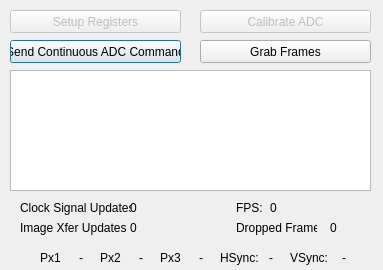
The window that FG_Controls.ui (acorver/SpikeGL) describes before a commit, drawn with Qt 5.
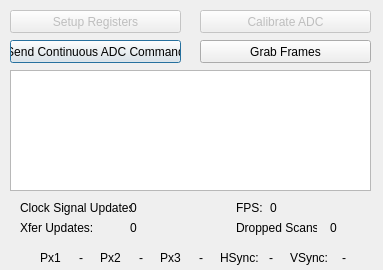
The same window after the commit.

```diff
--- a/FG_Controls.ui
+++ b/FG_Controls.ui
@@ -292,7 +292,7 @@
     </rect>
    </property>
    <property name="text">
-    <string>Image Xfer Updates:</string>
+    <string>Xfer Updates:</string>
    </property>
   </widget>
   <widget class="QLabel" name="imgXferCtLbl">
@@ -321,7 +321,7 @@
     </rect>
    </property>
    <property name="text">
-    <string>Dropped Frames:</string>
+    <string>Dropped Scans:</string>
    </property>
   </widget>
   <widget class="QLabel" name="frameSkipsLbl">
```
Left out of the diff: 4 changed lines with no effect on the pictures.
